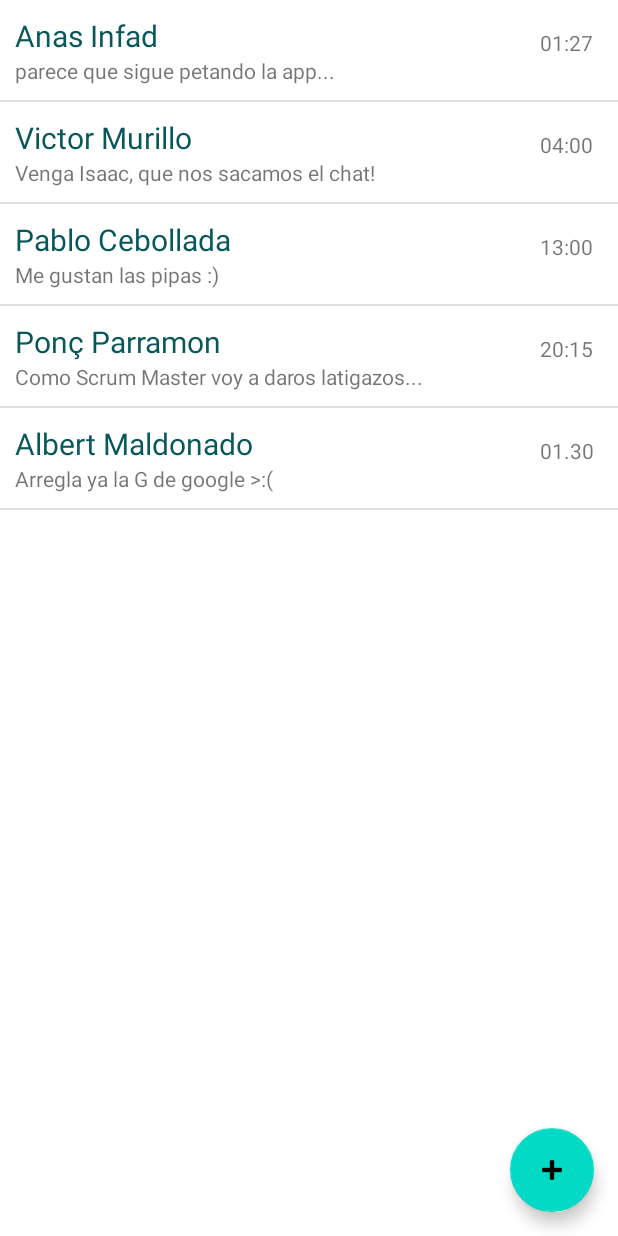
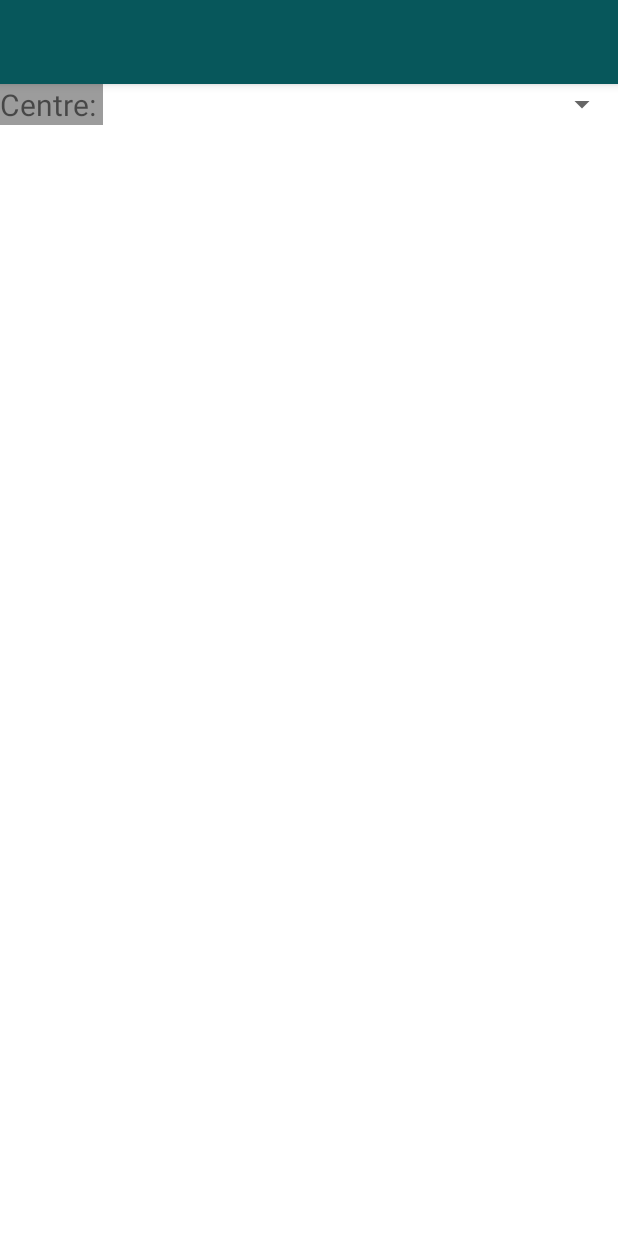
Before and after one commit to Porkins4/PES_Gescov_APP, an Android app: the fragment ChatListFragment shown on its own in the app's theme, after a tap on an icon or button, on a phone screen of 412 x 824 dp. Run offline under Robolectric (Android 15) with nearby library versions, the phone set to English and light mode, and no system bars.

Commit message:
primeros pasos... (30 mins de momento)

```diff
--- a/app/src/main/AndroidManifest.xml
+++ b/app/src/main/AndroidManifest.xml
@@ -13,7 +13,8 @@
         android:roundIcon="@mipmap/ic_launcher_round"
         android:supportsRtl="true"
         android:theme="@style/Theme.Gescov">
-        <activity android:name=".viewlayer.schoolrequests.SchoolRequestsListActivity"></activity>
+        <activity android:name=".viewlayer.chat.createchat.CreateChatActivity"></activity>
+        <activity android:name=".viewlayer.schoolrequests.SchoolRequestsListActivity" />
         <activity android:name=".viewlayer.ClassroomActivities.StudentsInClassRecord.StudentsInClassRecordActivity" />
         <activity android:name=".viewlayer.UpdateUserProfile.UpdateUserProfileActivity" />
         <activity android:name=".viewlayer.SchoolsActivities.SchoolsAdministration.SchoolDetailsActivity" />
--- a/app/src/main/java/com/example/gescov/viewlayer/Singletons/PresentationControlFactory.java
+++ b/app/src/main/java/com/example/gescov/viewlayer/Singletons/PresentationControlFactory.java
@@ -12,7 +12,7 @@
 import com.example.gescov.viewlayer.ViewLayerController;
 import com.example.gescov.viewlayer.home.NotifyContagionController;
 import com.example.gescov.viewlayer.home.TracingTestController;
-import com.example.gescov.viewlayer.chatlist.ChatListController;
+import com.example.gescov.viewlayer.chat.chatlist.ChatListController;
 
 import androidx.lifecycle.ViewModelProvider;
 
--- a/app/src/main/java/com/example/gescov/viewlayer/chatlist/ChatListAdapter.java
+++ b/app/src/main/java/com/example/gescov/viewlayer/chat/chatlist/ChatListAdapter.java
@@ -1,4 +1,4 @@
-package com.example.gescov.viewlayer.chatlist;
+package com.example.gescov.viewlayer.chat.chatlist;
 
 import android.content.Context;
 import android.view.LayoutInflater;
--- a/app/src/main/java/com/example/gescov/viewlayer/chatlist/ChatListController.java
+++ b/app/src/main/java/com/example/gescov/viewlayer/chat/chatlist/ChatListController.java
@@ -1,4 +1,4 @@
-package com.example.gescov.viewlayer.chatlist;
+package com.example.gescov.viewlayer.chat.chatlist;
 
 public class ChatListController {
 
--- a/app/src/main/java/com/example/gescov/viewlayer/chatlist/ChatListFragment.java
+++ b/app/src/main/java/com/example/gescov/viewlayer/chat/chatlist/ChatListFragment.java
@@ -1,9 +1,10 @@
-package com.example.gescov.viewlayer.chatlist;
+package com.example.gescov.viewlayer.chat.chatlist;
 
 import androidx.lifecycle.ViewModelProvider;
 
 import android.app.AlertDialog;
 import android.content.DialogInterface;
+import android.content.Intent;
 import android.os.Bundle;
 
 import androidx.annotation.NonNull;
@@ -16,6 +17,8 @@
 import android.widget.ListView;
 
 import com.example.gescov.R;
+import com.example.gescov.viewlayer.ClassroomActivities.MarkPositionInClassroom.MarkPositionInClassroom;
+import com.example.gescov.viewlayer.chat.createchat.CreateChatActivity;
 import com.google.android.material.floatingactionbutton.FloatingActionButton;
 
 
@@ -47,8 +50,16 @@
 
     private void initAddCreateChatButton() {
         floatingActionButton.setOnClickListener(
-                v -> System.out.println("stub: Creando nuevo chat...")
+                v -> {
+                    System.out.println("stub: Creando nuevo chat...");
+                    startCreateChatActivity();
+                }
         );
+    }
+
+    private void startCreateChatActivity() {
+        Intent i = new Intent(getActivity(), CreateChatActivity.class);
+        startActivity(i);
     }
 
     private void setListViewItemsListener() {
--- a/app/src/main/java/com/example/gescov/viewlayer/chatlist/ChatListViewModel.java
+++ b/app/src/main/java/com/example/gescov/viewlayer/chat/chatlist/ChatListViewModel.java
@@ -1,4 +1,4 @@
-package com.example.gescov.viewlayer.chatlist;
+package com.example.gescov.viewlayer.chat.chatlist;
 
 import android.content.Context;
 
--- /dev/null
+++ b/app/src/main/java/com/example/gescov/viewlayer/chat/createchat/CreateChatActivity.java
@@ -0,0 +1,16 @@
+package com.example.gescov.viewlayer.chat.createchat;
+
+import androidx.appcompat.app.AppCompatActivity;
+
+import android.os.Bundle;
+
+import com.example.gescov.R;
+
+public class CreateChatActivity extends AppCompatActivity {
+
+    @Override
+    protected void onCreate(Bundle savedInstanceState) {
+        super.onCreate(savedInstanceState);
+        setContentView(R.layout.activity_create_chat_acitvity);
+    }
+}
--- a/app/src/main/res/layout/activity_classroom_ditribution.xml
+++ b/app/src/main/res/layout/activity_classroom_ditribution.xml
@@ -24,30 +24,20 @@
 
     </com.google.android.material.appbar.AppBarLayout>
 
-    <LinearLayout
-        android:id="@+id/linearLayout4"
+    <TextView
+        android:id="@+id/textView3"
         android:layout_width="match_parent"
-        android:layout_height="28dp"
+        android:layout_height="wrap_content"
+        android:layout_gravity="center_horizontal"
         android:background="#647c8c"
-        android:gravity="center_horizontal"
-        android:orientation="vertical"
+        android:text="Si desitjes reservar lloc, fes click a una taula lliure"
+        android:textAlignment="center"
+        android:textColor="#000000"
+        android:textSize="16sp"
+        android:textStyle="bold"
         app:layout_constraintEnd_toEndOf="parent"
         app:layout_constraintStart_toStartOf="parent"
-        app:layout_constraintTop_toBottomOf="@+id/appBarLayout">
-
-        <TextView
-            android:id="@+id/textView3"
-            android:layout_width="wrap_content"
-            android:layout_height="wrap_content"
-            android:layout_gravity="center_horizontal"
-            android:layout_marginTop="4dp"
-            android:text="Si desitjes reservar lloc, fes click a una taula lliure"
-            android:textAlignment="center"
-            android:textColor="#000000"
-            android:textSize="16sp"
-            android:textStyle="bold" />
-
-    </LinearLayout>
+        app:layout_constraintTop_toBottomOf="@+id/appBarLayout" />
 
     <ScrollView
         android:id="@+id/scrollView3"
@@ -57,7 +47,7 @@
         app:layout_constraintEnd_toEndOf="parent"
         app:layout_constraintHorizontal_bias="0.0"
         app:layout_constraintStart_toStartOf="parent"
-        app:layout_constraintTop_toBottomOf="@+id/linearLayout4"
+        app:layout_constraintTop_toBottomOf="@+id/textView3"
         app:layout_constraintVertical_bias="0.0">
 
         <HorizontalScrollView
--- /dev/null
+++ b/app/src/main/res/layout/activity_create_chat_acitvity.xml
@@ -0,0 +1,50 @@
+<?xml version="1.0" encoding="utf-8"?>
+<androidx.constraintlayout.widget.ConstraintLayout xmlns:android="http://schemas.android.com/apk/res/android"
+    xmlns:app="http://schemas.android.com/apk/res-auto"
+    xmlns:tools="http://schemas.android.com/tools"
+    android:layout_width="match_parent"
+    android:layout_height="match_parent"
+    tools:context=".viewlayer.chat.createchat.CreateChatActivity">
+
+    <com.google.android.material.appbar.AppBarLayout
+        android:id="@+id/appBarLayout"
+        android:layout_width="match_parent"
+        android:layout_height="wrap_content"
+        android:theme="@style/Theme.Gescov.AppBarOverlay"
+        app:layout_constraintEnd_toEndOf="parent"
+        app:layout_constraintStart_toStartOf="parent"
+        app:layout_constraintTop_toTopOf="parent">
+
+        <androidx.appcompat.widget.Toolbar
+            android:id="@+id/toolbar"
+            android:layout_width="match_parent"
+            android:layout_height="?attr/actionBarSize"
+            android:background="?attr/colorPrimary"
+            app:popupTheme="@style/Theme.Gescov.PopupOverlay" />
+
+    </com.google.android.material.appbar.AppBarLayout>
+
+    <LinearLayout
+        android:layout_width="match_parent"
+        android:layout_height="wrap_content"
+        android:orientation="horizontal"
+        app:layout_constraintTop_toBottomOf="@+id/appBarLayout"
+        tools:layout_editor_absoluteX="0dp">
+
+        <TextView
+            android:id="@+id/textView7"
+            android:layout_width="wrap_content"
+            android:layout_height="wrap_content"
+            android:layout_weight="0"
+            android:background="#9C9C9C"
+            android:text="Centre: "
+            android:textSize="20sp" />
+
+        <Spinner
+            android:id="@+id/spinner"
+            android:layout_width="wrap_content"
+            android:layout_height="match_parent"
+            android:layout_weight="1" />
+    </LinearLayout>
+
+</androidx.constraintlayout.widget.ConstraintLayout>
--- a/app/src/main/res/navigation/mobile_navigation.xml
+++ b/app/src/main/res/navigation/mobile_navigation.xml
@@ -23,7 +23,7 @@
         tools:layout="@layout/fragment_school_administration" />
     <fragment
         android:id="@+id/chat_list"
-        android:name="com.example.gescov.viewlayer.chatlist.ChatListFragment"
+        android:name="com.example.gescov.viewlayer.chat.chatlist.ChatListFragment"
         android:label="@string/your_chats_text"
         tools:layout="@layout/chat_list_fragment" />
     <fragment
```
